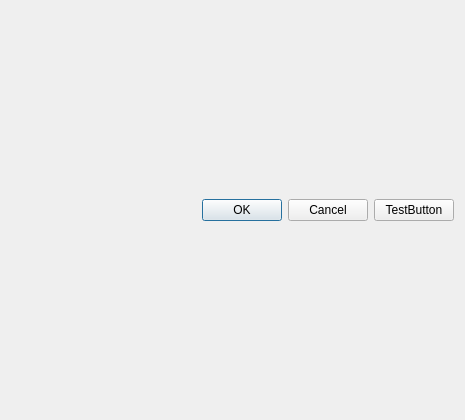
SayehOmar/Mismatch_Identifier_Plugin, file Mismatch_Identifier_Plugin_dialog_base.ui: the form before one commit.
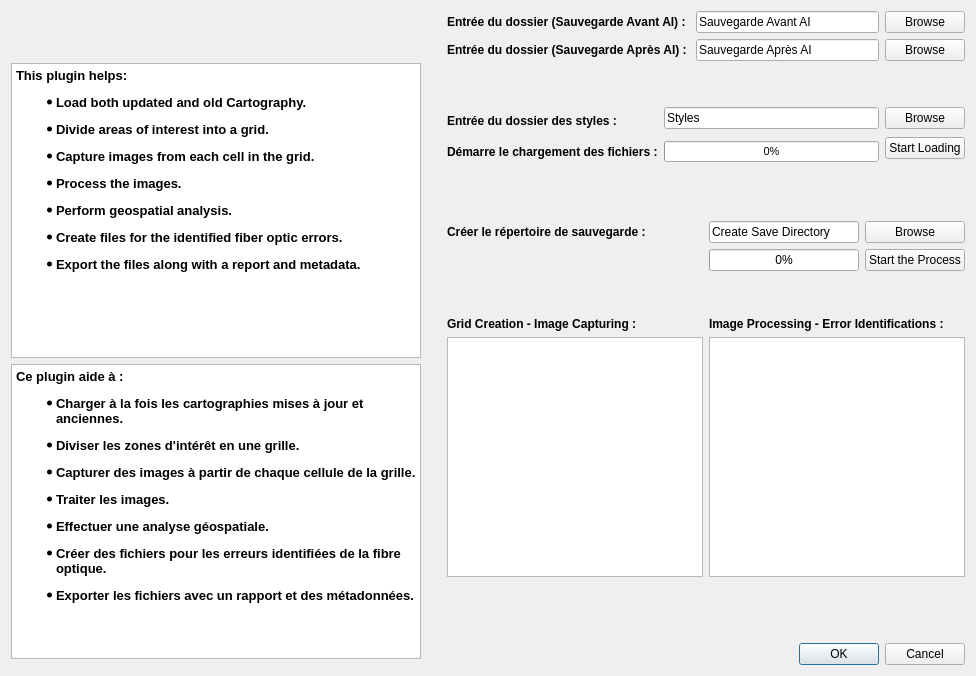
The form after the commit.

Patch:
```diff
--- a/Mismatch_Identifier_Plugin_dialog_base.ui
+++ b/Mismatch_Identifier_Plugin_dialog_base.ui
@@ -6,17 +6,350 @@
    <rect>
     <x>0</x>
     <y>0</y>
-    <width>465</width>
-    <height>420</height>
+    <width>976</width>
+    <height>676</height>
    </rect>
   </property>
   <property name="windowTitle">
    <string>Mismatch_Identifier_Plugin</string>
   </property>
-  <layout class="QGridLayout" name="gridLayout_2">
-   <item row="0" column="0">
-    <layout class="QGridLayout" name="gridLayout">
-     <item row="0" column="0">
+  <layout class="QGridLayout" name="gridLayout_7">
+   <item row="2" column="1">
+    <spacer name="horizontalSpacer">
+     <property name="orientation">
+      <enum>Qt::Horizontal</enum>
+     </property>
+     <property name="sizeType">
+      <enum>QSizePolicy::Fixed</enum>
+     </property>
+     <property name="sizeHint" stdset="0">
+      <size>
+       <width>20</width>
+       <height>20</height>
+      </size>
+     </property>
+    </spacer>
+   </item>
+   <item row="3" column="0">
+    <widget class="QTextBrowser" name="textBrowser_4">
+     <property name="html">
+      <string>&lt;!DOCTYPE HTML PUBLIC &quot;-//W3C//DTD HTML 4.0//EN&quot; &quot;http://www.w3.org/TR/REC-html40/strict.dtd&quot;&gt;
+&lt;html&gt;&lt;head&gt;&lt;meta name=&quot;qrichtext&quot; content=&quot;1&quot; /&gt;&lt;style type=&quot;text/css&quot;&gt;
+p, li { white-space: pre-wrap; }
+&lt;/style&gt;&lt;/head&gt;&lt;body style=&quot; font-family:'MS Shell Dlg 2'; font-size:7.8pt; font-weight:400; font-style:normal;&quot;&gt;
+&lt;p style=&quot; margin-top:12px; margin-bottom:12px; margin-left:0px; margin-right:0px; -qt-block-indent:0; text-indent:0px;&quot;&gt;&lt;span style=&quot; font-size:10pt; font-weight:600;&quot;&gt;Ce plugin aide à :&lt;/span&gt;&lt;/p&gt;
+&lt;ul style=&quot;margin-top: 0px; margin-bottom: 0px; margin-left: 0px; margin-right: 0px; -qt-list-indent: 1;&quot;&gt;&lt;li style=&quot; font-size:10pt; font-weight:600;&quot; style=&quot; margin-top:12px; margin-bottom:12px; margin-left:0px; margin-right:0px; -qt-block-indent:0; text-indent:0px;&quot;&gt;Charger à la fois les cartographies mises à jour et anciennes.&lt;/li&gt;
+&lt;li style=&quot; font-size:10pt; font-weight:600;&quot; style=&quot; margin-top:12px; margin-bottom:12px; margin-left:0px; margin-right:0px; -qt-block-indent:0; text-indent:0px;&quot;&gt;Diviser les zones d'intérêt en une grille.&lt;/li&gt;
+&lt;li style=&quot; font-size:10pt; font-weight:600;&quot; style=&quot; margin-top:12px; margin-bottom:12px; margin-left:0px; margin-right:0px; -qt-block-indent:0; text-indent:0px;&quot;&gt;Capturer des images à partir de chaque cellule de la grille.&lt;/li&gt;
+&lt;li style=&quot; font-size:10pt; font-weight:600;&quot; style=&quot; margin-top:12px; margin-bottom:12px; margin-left:0px; margin-right:0px; -qt-block-indent:0; text-indent:0px;&quot;&gt;Traiter les images.&lt;/li&gt;
+&lt;li style=&quot; font-size:10pt; font-weight:600;&quot; style=&quot; margin-top:12px; margin-bottom:12px; margin-left:0px; margin-right:0px; -qt-block-indent:0; text-indent:0px;&quot;&gt;Effectuer une analyse géospatiale.&lt;/li&gt;
+&lt;li style=&quot; font-size:10pt; font-weight:600;&quot; style=&quot; margin-top:12px; margin-bottom:12px; margin-left:0px; margin-right:0px; -qt-block-indent:0; text-indent:0px;&quot;&gt;Créer des fichiers pour les erreurs identifiées de la fibre optique.&lt;/li&gt;
+&lt;li style=&quot; font-size:10pt; font-weight:600;&quot; style=&quot; margin-top:12px; margin-bottom:12px; margin-left:0px; margin-right:0px; -qt-block-indent:0; text-indent:0px;&quot;&gt;Exporter les fichiers avec un rapport et des métadonnées.&lt;/li&gt;&lt;/ul&gt;&lt;/body&gt;&lt;/html&gt;</string>
+     </property>
+    </widget>
+   </item>
+   <item row="0" column="2" rowspan="5">
+    <layout class="QVBoxLayout" name="verticalLayout_3">
+     <item>
+      <layout class="QVBoxLayout" name="verticalLayout_2">
+       <item>
+        <layout class="QVBoxLayout" name="verticalLayout">
+         <item>
+          <layout class="QGridLayout" name="gridLayout">
+           <item row="0" column="0">
+            <widget class="QLabel" name="label_4">
+             <property name="font">
+              <font>
+               <weight>75</weight>
+               <bold>true</bold>
+              </font>
+             </property>
+             <property name="text">
+              <string>Entrée du dossier (Sauvegarde Avant AI) :</string>
+             </property>
+            </widget>
+           </item>
+           <item row="0" column="1">
+            <widget class="QLineEdit" name="Sauvegarde_Avant_AI">
+             <property name="text">
+              <string>Sauvegarde Avant AI</string>
+             </property>
+            </widget>
+           </item>
+           <item row="0" column="2">
+            <widget class="QPushButton" name="Sauvegarde_Avant_AI_Button">
+             <property name="text">
+              <string>Browse</string>
+             </property>
+            </widget>
+           </item>
+           <item row="1" column="0">
+            <widget class="QLabel" name="label_5">
+             <property name="font">
+              <font>
+               <weight>75</weight>
+               <bold>true</bold>
+              </font>
+             </property>
+             <property name="text">
+              <string>Entrée du dossier (Sauvegarde Après AI) : </string>
+             </property>
+            </widget>
+           </item>
+           <item row="1" column="1">
+            <widget class="QLineEdit" name="Sauvegarde_Apres_AI">
+             <property name="text">
+              <string>Sauvegarde Après AI</string>
+             </property>
+            </widget>
+           </item>
+           <item row="1" column="2">
+            <widget class="QPushButton" name="Sauvegarde_Apres_AI_Button">
+             <property name="text">
+              <string>Browse</string>
+             </property>
+            </widget>
+           </item>
+          </layout>
+         </item>
+         <item>
+          <spacer name="verticalSpacer_2">
+           <property name="orientation">
+            <enum>Qt::Vertical</enum>
+           </property>
+           <property name="sizeType">
+            <enum>QSizePolicy::Fixed</enum>
+           </property>
+           <property name="sizeHint" stdset="0">
+            <size>
+             <width>20</width>
+             <height>40</height>
+            </size>
+           </property>
+          </spacer>
+         </item>
+         <item>
+          <layout class="QGridLayout" name="gridLayout_2">
+           <item row="0" column="0" rowspan="2">
+            <widget class="QLabel" name="label_6">
+             <property name="font">
+              <font>
+               <weight>75</weight>
+               <bold>true</bold>
+              </font>
+             </property>
+             <property name="text">
+              <string>Entrée du dossier des styles :</string>
+             </property>
+            </widget>
+           </item>
+           <item row="0" column="1">
+            <widget class="QLineEdit" name="Styles">
+             <property name="text">
+              <string>Styles</string>
+             </property>
+            </widget>
+           </item>
+           <item row="0" column="2">
+            <widget class="QPushButton" name="Styles_Button">
+             <property name="text">
+              <string>Browse</string>
+             </property>
+            </widget>
+           </item>
+           <item row="1" column="2" rowspan="2">
+            <widget class="QPushButton" name="StartLoading">
+             <property name="text">
+              <string>Start Loading</string>
+             </property>
+            </widget>
+           </item>
+           <item row="2" column="0">
+            <widget class="QLabel" name="label_7">
+             <property name="font">
+              <font>
+               <weight>75</weight>
+               <bold>true</bold>
+              </font>
+             </property>
+             <property name="text">
+              <string>Démarre le chargement des fichiers :</string>
+             </property>
+            </widget>
+           </item>
+           <item row="2" column="1">
+            <widget class="QProgressBar" name="progressBar">
+             <property name="font">
+              <font>
+               <pointsize>8</pointsize>
+              </font>
+             </property>
+             <property name="value">
+              <number>0</number>
+             </property>
+            </widget>
+           </item>
+          </layout>
+         </item>
+        </layout>
+       </item>
+       <item>
+        <spacer name="verticalSpacer">
+         <property name="orientation">
+          <enum>Qt::Vertical</enum>
+         </property>
+         <property name="sizeHint" stdset="0">
+          <size>
+           <width>20</width>
+           <height>40</height>
+          </size>
+         </property>
+        </spacer>
+       </item>
+       <item>
+        <layout class="QGridLayout" name="gridLayout_6">
+         <item row="1" column="0">
+          <widget class="QLabel" name="label_9">
+           <property name="text">
+            <string/>
+           </property>
+          </widget>
+         </item>
+         <item row="0" column="0">
+          <widget class="QLabel" name="label_8">
+           <property name="font">
+            <font>
+             <weight>75</weight>
+             <bold>true</bold>
+            </font>
+           </property>
+           <property name="text">
+            <string>Créer le répertoire de sauvegarde :</string>
+           </property>
+          </widget>
+         </item>
+         <item row="0" column="1" rowspan="2">
+          <layout class="QGridLayout" name="gridLayout_3">
+           <item row="0" column="2">
+            <widget class="QPushButton" name="SaveDirButton">
+             <property name="text">
+              <string>Browse</string>
+             </property>
+            </widget>
+           </item>
+           <item row="1" column="0" rowspan="2" colspan="2">
+            <widget class="QProgressBar" name="progressBar_2">
+             <property name="value">
+              <number>0</number>
+             </property>
+            </widget>
+           </item>
+           <item row="1" column="2" rowspan="2">
+            <widget class="QPushButton" name="Start_Process">
+             <property name="text">
+              <string>Start the Process</string>
+             </property>
+            </widget>
+           </item>
+           <item row="0" column="0" colspan="2">
+            <widget class="QLineEdit" name="lineEdit_4">
+             <property name="text">
+              <string>Create Save Directory </string>
+             </property>
+            </widget>
+           </item>
+          </layout>
+         </item>
+        </layout>
+       </item>
+      </layout>
+     </item>
+     <item>
+      <spacer name="verticalSpacer_3">
+       <property name="orientation">
+        <enum>Qt::Vertical</enum>
+       </property>
+       <property name="sizeType">
+        <enum>QSizePolicy::Fixed</enum>
+       </property>
+       <property name="sizeHint" stdset="0">
+        <size>
+         <width>20</width>
+         <height>40</height>
+        </size>
+       </property>
+      </spacer>
+     </item>
+     <item>
+      <layout class="QHBoxLayout" name="horizontalLayout">
+       <item>
+        <layout class="QGridLayout" name="gridLayout_4">
+         <item row="0" column="0">
+          <widget class="QLabel" name="label">
+           <property name="font">
+            <font>
+             <pointsize>9</pointsize>
+             <weight>75</weight>
+             <bold>true</bold>
+            </font>
+           </property>
+           <property name="text">
+            <string>Grid Creation - Image Capturing :</string>
+           </property>
+          </widget>
+         </item>
+         <item row="1" column="0">
+          <widget class="QTextBrowser" name="textBrowser"/>
+         </item>
+        </layout>
+       </item>
+       <item>
+        <layout class="QGridLayout" name="gridLayout_5">
+         <item row="0" column="0">
+          <widget class="QLabel" name="label_2">
+           <property name="font">
+            <font>
+             <pointsize>9</pointsize>
+             <weight>75</weight>
+             <bold>true</bold>
+            </font>
+           </property>
+           <property name="text">
+            <string>Image Processing - Error Identifications :</string>
+           </property>
+          </widget>
+         </item>
+         <item row="1" column="0">
+          <widget class="QTextBrowser" name="textBrowser_2"/>
+         </item>
+        </layout>
+       </item>
+      </layout>
+     </item>
+     <item>
+      <spacer name="verticalSpacer_4">
+       <property name="orientation">
+        <enum>Qt::Vertical</enum>
+       </property>
+       <property name="sizeType">
+        <enum>QSizePolicy::Fixed</enum>
+       </property>
+       <property name="sizeHint" stdset="0">
+        <size>
+         <width>20</width>
+         <height>40</height>
+        </size>
+       </property>
+      </spacer>
+     </item>
+     <item>
+      <widget class="QLabel" name="label_3">
+       <property name="text">
+        <string/>
+       </property>
+      </widget>
+     </item>
+     <item>
       <widget class="QDialogButtonBox" name="button_box">
        <property name="orientation">
         <enum>Qt::Horizontal</enum>
@@ -26,15 +359,42 @@
        </property>
       </widget>
      </item>
-     <item row="0" column="1">
-      <widget class="QPushButton" name="TestButton">
-       <property name="text">
-        <string>TestButton</string>
-       </property>
-      </widget>
-     </item>
     </layout>
    </item>
+   <item row="0" column="0">
+    <spacer name="verticalSpacer_7">
+     <property name="orientation">
+      <enum>Qt::Vertical</enum>
+     </property>
+     <property name="sizeType">
+      <enum>QSizePolicy::Ignored</enum>
+     </property>
+     <property name="sizeHint" stdset="0">
+      <size>
+       <width>20</width>
+       <height>40</height>
+      </size>
+     </property>
+    </spacer>
+   </item>
+   <item row="2" column="0">
+    <widget class="QTextBrowser" name="textBrowser_3">
+     <property name="html">
+      <string>&lt;!DOCTYPE HTML PUBLIC &quot;-//W3C//DTD HTML 4.0//EN&quot; &quot;http://www.w3.org/TR/REC-html40/strict.dtd&quot;&gt;
+&lt;html&gt;&lt;head&gt;&lt;meta name=&quot;qrichtext&quot; content=&quot;1&quot; /&gt;&lt;style type=&quot;text/css&quot;&gt;
+p, li { white-space: pre-wrap; }
+&lt;/style&gt;&lt;/head&gt;&lt;body style=&quot; font-family:'MS Shell Dlg 2'; font-size:7.8pt; font-weight:400; font-style:normal;&quot;&gt;
+&lt;p style=&quot; margin-top:12px; margin-bottom:12px; margin-left:0px; margin-right:0px; -qt-block-indent:0; text-indent:0px;&quot;&gt;&lt;span style=&quot; font-size:10pt; font-weight:600;&quot;&gt;This plugin helps:&lt;/span&gt;&lt;/p&gt;
+&lt;ul style=&quot;margin-top: 0px; margin-bottom: 0px; margin-left: 0px; margin-right: 0px; -qt-list-indent: 1;&quot;&gt;&lt;li style=&quot; font-size:10pt; font-weight:600;&quot; style=&quot; margin-top:12px; margin-bottom:12px; margin-left:0px; margin-right:0px; -qt-block-indent:0; text-indent:0px;&quot;&gt;Load both updated and old Cartography.&lt;/li&gt;
+&lt;li style=&quot; font-size:10pt; font-weight:600;&quot; style=&quot; margin-top:12px; margin-bottom:12px; margin-left:0px; margin-right:0px; -qt-block-indent:0; text-indent:0px;&quot;&gt;Divide areas of interest into a grid.&lt;/li&gt;
+&lt;li style=&quot; font-size:10pt; font-weight:600;&quot; style=&quot; margin-top:12px; margin-bottom:12px; margin-left:0px; margin-right:0px; -qt-block-indent:0; text-indent:0px;&quot;&gt;Capture images from each cell in the grid.&lt;/li&gt;
+&lt;li style=&quot; font-size:10pt; font-weight:600;&quot; style=&quot; margin-top:12px; margin-bottom:12px; margin-left:0px; margin-right:0px; -qt-block-indent:0; text-indent:0px;&quot;&gt;Process the images.&lt;/li&gt;
+&lt;li style=&quot; font-size:10pt; font-weight:600;&quot; style=&quot; margin-top:12px; margin-bottom:12px; margin-left:0px; margin-right:0px; -qt-block-indent:0; text-indent:0px;&quot;&gt;Perform geospatial analysis.&lt;/li&gt;
+&lt;li style=&quot; font-size:10pt; font-weight:600;&quot; style=&quot; margin-top:12px; margin-bottom:12px; margin-left:0px; margin-right:0px; -qt-block-indent:0; text-indent:0px;&quot;&gt;Create files for the identified fiber optic errors.&lt;/li&gt;
+&lt;li style=&quot; font-size:10pt; font-weight:600;&quot; style=&quot; margin-top:12px; margin-bottom:12px; margin-left:0px; margin-right:0px; -qt-block-indent:0; text-indent:0px;&quot;&gt;Export the files along with a report and metadata.&lt;/li&gt;&lt;/ul&gt;&lt;/body&gt;&lt;/html&gt;</string>
+     </property>
+    </widget>
+   </item>
   </layout>
  </widget>
  <resources/>
```
